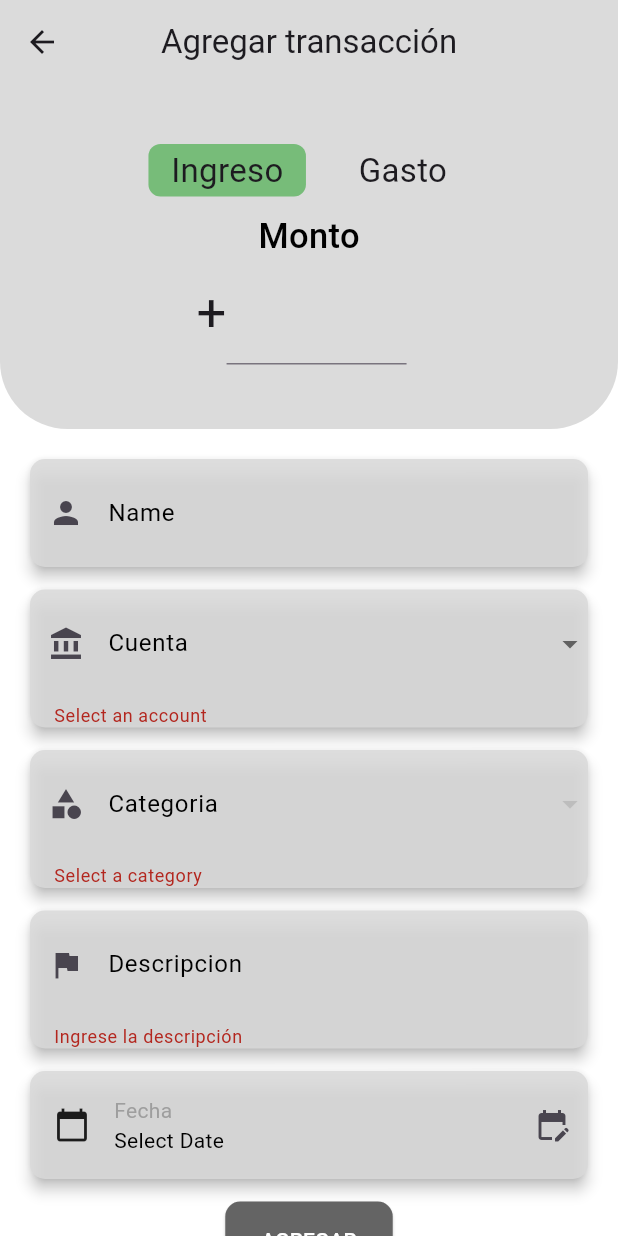
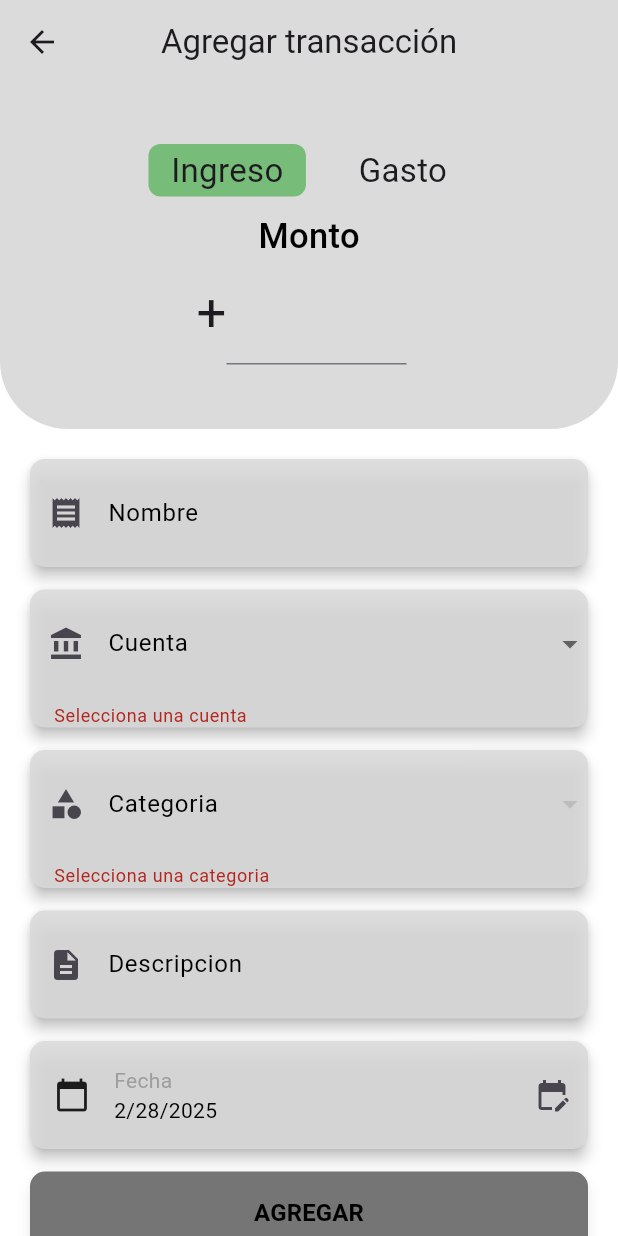
Before and after one commit to Kevindasilvaa/Proyecto_ingenieria_software, a Flutter app: the AddTransactionsPage screen opened by its route, after a tap on "AGREGAR", on a phone screen of 412 x 824 dp. Run offline on Flutter 3.47's test engine with Material 3 defaults, Android fonts, the phone set to English and light mode, and no system bars; our stand-ins replace cloud_firestore, firebase_auth, firebase_core, google_sign_in, table_calendar; accounts and stored records are empty.

Commit message:
arreglos usabilidad addTransactions

```diff
--- a/lib/views/screens/addTransactions.dart
+++ b/lib/views/screens/addTransactions.dart
@@ -1,4 +1,6 @@
 import 'package:flutter/material.dart';
+import 'package:flutter/services.dart';
+import 'package:moni/views/widgets/CustomButton.dart';
 import 'package:moni/views/widgets/NavBar.dart'; // Importa tu widget NavBar
 import 'package:firebase_auth/firebase_auth.dart';
 import 'package:moni/models/clases/transaccion.dart';
@@ -25,8 +27,9 @@ class _AddTransactionsPageState extends State<AddTransactionsPage> {
   final _montoController = TextEditingController();
   String? _categoriaSeleccionada;
   String? _cuentaSeleccionada;
-  DateTime? _fechaSeleccionada;
+  DateTime? _fechaSeleccionada = DateTime.now();
   final _nombreController = TextEditingController();
+  bool _isLoading = false;
 
   List<Category> _categorias = [];
   List<Cuenta> _cuentas = [];
@@ -176,13 +179,17 @@ class _AddTransactionsPageState extends State<AddTransactionsPage> {
                               width: 120,
                               child: TextFormField(
                                 controller: _montoController,
-                                keyboardType: TextInputType.number,
+                                keyboardType: TextInputType.numberWithOptions(decimal: true),
+                                inputFormatters: [
+                                  // Permitir solo números y un solo punto decimal
+                                  FilteringTextInputFormatter.allow(RegExp(r'^\d+(\.\d{0,2})?$')),
+                                ],
                                 decoration: InputDecoration(
                                   alignLabelWithHint: true,
                                   focusedBorder: UnderlineInputBorder(
                                     borderSide: BorderSide(
-                                        color: const Color.fromARGB(
-                                            255, 191, 191, 191)),
+                                      color: const Color.fromARGB(255, 191, 191, 191),
+                                    ),
                                   ),
                                 ),
                                 textAlign: TextAlign.center,
@@ -193,7 +200,8 @@ class _AddTransactionsPageState extends State<AddTransactionsPage> {
                                 validator: (value) {
                                   if (value == null ||
                                       value.isEmpty ||
-                                      double.tryParse(value) == null) {
+                                      double.tryParse(value) == null ||
+                                      !RegExp(r'^\d+(\.\d{0,2})?$').hasMatch(value)) {
                                     return "Ingrese un número válido";
                                   }
                                   return null;
@@ -222,8 +230,8 @@ class _AddTransactionsPageState extends State<AddTransactionsPage> {
                               child: TextFormField(
                                 controller: _nombreController,
                                 decoration: InputDecoration(
-                                  prefixIcon: Icon(Icons.person),
-                                  labelText: 'Name',
+                                  prefixIcon: Icon(Icons.receipt),
+                                  labelText: 'Nombre',
                                   labelStyle: TextStyle(
                                       color:
                                           const Color.fromARGB(255, 0, 0, 0)),
@@ -259,7 +267,7 @@ class _AddTransactionsPageState extends State<AddTransactionsPage> {
                             }).toList(),
                             validator: (value) {
                               if (value == null) {
-                                return 'Select an account';
+                                return 'Selecciona una cuenta';
                               }
                               return null;
                             },
@@ -295,7 +303,7 @@ class _AddTransactionsPageState extends State<AddTransactionsPage> {
                                 }).toList(),
                                 validator: (value) {
                                   if (value == null) {
-                                    return 'Select a category';
+                                    return 'Selecciona una categoria';
                                   }
                                   return null;
                                 },
@@ -309,7 +317,7 @@ class _AddTransactionsPageState extends State<AddTransactionsPage> {
                               child: TextFormField(
                                 controller: _descripcionController,
                                 decoration: InputDecoration(
-                                  prefixIcon: Icon(Icons.flag),
+                                  prefixIcon: Icon(Icons.description),
                                   labelText: 'Descripcion',
                                   labelStyle: TextStyle(
                                       color:
@@ -317,12 +325,6 @@ class _AddTransactionsPageState extends State<AddTransactionsPage> {
                                   border: InputBorder.none,
                                   contentPadding: EdgeInsets.all(16.0),
                                 ),
-                                validator: (value) {
-                                  if (value == null || value.isEmpty) {
-                                    return 'Ingrese la descripción';
-                                  }
-                                  return null;
-                                },
                               ),
                             ),
                             SizedBox(height: 15.0),
@@ -388,22 +390,29 @@ class _AddTransactionsPageState extends State<AddTransactionsPage> {
                               ),
                             ),
                             SizedBox(height: 15.0),
-                            ElevatedButton(
+                            Column(
+                              children: [
+                                // Aquí es donde ponemos el botón o la barra de carga
+                                _isLoading
+                                    ? CircularProgressIndicator() // Muestra la barra de carga
+                                    : CustomButton(
                                         onPressed: () async {
+                                          setState(() {
+                                            _isLoading = true; // Muestra el indicador de carga
+                                          });
+
                                           if (_formKey.currentState!.validate()) {
                                             final nuevaTransaccion = Transaccion(
                                               id: '',
-                                    user_id: FirebaseAuth
-                                        .instance.currentUser!.uid,
+                                              user_id: FirebaseAuth.instance.currentUser!.uid,
                                               nombre: _nombreController.text,
                                               categoria_id: _categoriaSeleccionada!,
                                               descripcion: _descripcionController.text,
                                               fecha: _fechaSeleccionada!,
                                               ingreso: _ingreso,
-                                    monto:double.parse(_montoController.text),
+                                              monto: double.parse(_montoController.text),
                                               cuenta_id: _cuentaSeleccionada!,
                                             );
-
 
                                             try {
                                               // 1. Obtener la cuenta seleccionada
@@ -412,10 +421,8 @@ class _AddTransactionsPageState extends State<AddTransactionsPage> {
 
                                               // 2. Calcular el nuevo saldo
                                               double nuevoSaldo = _ingreso
-                                      ? cuentaSeleccionada.saldo +
-                                          double.parse(_montoController.text)
-                                      : cuentaSeleccionada.saldo -
-                                          double.parse(_montoController.text);
+                                                  ? cuentaSeleccionada.saldo + double.parse(_montoController.text)
+                                                  : cuentaSeleccionada.saldo - double.parse(_montoController.text);
 
                                               // 3. Crear una copia de la cuenta con el nuevo saldo
                                               final cuentaModificada = Cuenta(
@@ -431,22 +438,21 @@ class _AddTransactionsPageState extends State<AddTransactionsPage> {
                                               print(cuentaModificada.saldo);
 
                                               // 4. Modificar la cuenta en Firestore
-                                  await Provider.of<CuentaController>(context,
-                                          listen: false)
+                                              await Provider.of<CuentaController>(context, listen: false)
                                                   .modificarCuenta(cuentaModificada);
 
+                                              // 5. Agregar la transacción
+                                              await _controller.agregarTransaccion(nuevaTransaccion);
 
-                                  // 5. Agregar la transacción
-                                  await _controller
-                                      .agregarTransaccion(nuevaTransaccion);
-
-
+                                              // Mostrar un mensaje de éxito
                                               ScaffoldMessenger.of(context).showSnackBar(
-                                      SnackBar(
-                                          content:
-                                              Text('Transacción agregada')),
+                                                SnackBar(content: Text('Transacción agregada')),
                                               );
 
+                                              // Se agrega la transacción y se navega al home
+                                              Navigator.pushReplacementNamed(context, '/home');
+
+                                              // Restablecer el formulario
                                               _formKey.currentState!.reset();
                                               setState(() {
                                                 _fechaSeleccionada = null;
@@ -458,31 +464,26 @@ class _AddTransactionsPageState extends State<AddTransactionsPage> {
                                               });
                                             } catch (e) {
                                               ScaffoldMessenger.of(context).showSnackBar(
-                                      SnackBar(
-                                          content: Text(
-                                              'Error al agregar transacción: $e')),
+                                                SnackBar(content: Text('Error al agregar transacción: $e')),
                                               );
                                               print('Error adding transaction: $e');
+                                            } finally {
+                                              setState(() {
+                                                _isLoading = false; // Ocultar el indicador de carga
+                                              });
                                             }
+                                          } else {
+                                            setState(() {
+                                              _isLoading = false; // Ocultar el indicador de carga si la validación falla
+                                            });
                                           }
                                         },
-                              style: ElevatedButton.styleFrom(
-                                backgroundColor:
-                                    const Color.fromARGB(255, 100, 100, 100),
-                                shape: RoundedRectangleBorder(
-                                  borderRadius: BorderRadius.circular(10.0),
-                                ),
-                                padding: const EdgeInsets.symmetric(
-                                    vertical: 16.0, horizontal: 24.0),
-                              ),
-                              child: const Text(
-                                'AGREGAR',
-                                style: TextStyle(
-                                  color: Colors.white,
-                                ),
-                              ),
+                                        text: 'AGREGAR',
                                       ),
                                 SizedBox(height: 18.0),
+                              ],
+                            ),
+
                           ],
                         ),
                       ),
```
Lines whose indentation alone changed are shown as unchanged.
